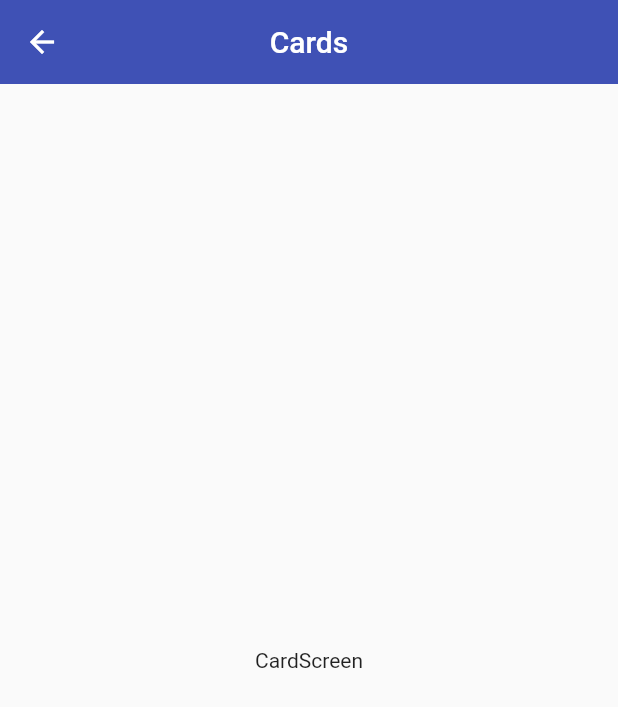
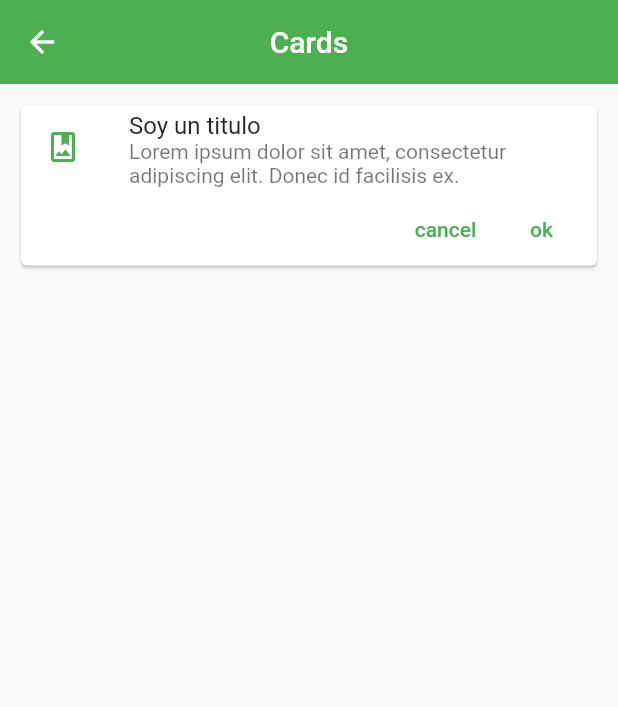
Before and after one commit to AlvaroBishop/widgets-display-Flutter, a Flutter app: the CardScreen screen opened by its route, on a phone screen of 412 x 824 dp. Shown: the top 707 px of the screen. Run offline on Flutter 3.47's test engine with Material 2 defaults, Android fonts, the phone set to English and light mode, and no system bars.

Commit message:
theme implemented

```diff
--- a/lib/main.dart
+++ b/lib/main.dart
@@ -1,5 +1,6 @@
 import 'package:flutter/material.dart';
 import 'package:widgets_showdown/router/app_routes.dart';
+import 'package:widgets_showdown/theme/app_theme.dart';
 
 void main() => runApp(const MyApp());
 
@@ -14,18 +15,7 @@ class MyApp extends StatelessWidget {
       initialRoute: AppRoutes.initialRoute,
       routes: AppRoutes.getAppRoutes(),
       onGenerateRoute: AppRoutes.onGenerateRoute,
-      theme: ThemeData.light().copyWith(
-        // Color primario
-        primaryColor: Colors.indigo,
-
-        // Color AppBar
-        appBarTheme: const AppBarTheme(
-          color: Colors.indigo,
-          centerTitle: true,
-          elevation: 0,
-        )
-
-      ),
+      theme: AppTheme.lightTheme,
     );
   }
 }
--- a/lib/screens/card_screen.dart
+++ b/lib/screens/card_screen.dart
@@ -1,4 +1,6 @@
 import 'package:flutter/material.dart';
+
+import '../widgets/widgets.dart';
 
 class CardScreen extends StatelessWidget {
   const CardScreen({Key? key}) : super(key: key);
@@ -6,10 +8,15 @@ class CardScreen extends StatelessWidget {
   @override
   Widget build(BuildContext context) {
     return Scaffold(
-      appBar: AppBar(title: Text('Cards')),
-      body: Center(
-        child: Text('CardScreen'),
-      ),
+      appBar: AppBar(
+        title: const Text('Cards')
+        ),
+      body: ListView(
+        padding: EdgeInsets.symmetric( horizontal: 10, vertical: 10),
+        children: [
+          CustomCardType1()
+        ],
+        )
     );
   }
 }
--- a/lib/screens/home_screen.dart
+++ b/lib/screens/home_screen.dart
@@ -1,6 +1,6 @@
 import 'package:flutter/material.dart';
 import 'package:widgets_showdown/router/app_routes.dart';
-import 'package:widgets_showdown/screens/screens.dart';
+import 'package:widgets_showdown/theme/app_theme.dart';
 
 class HomeScreen extends StatelessWidget {
   const HomeScreen({Key? key}) : super(key: key);
@@ -14,7 +14,7 @@ class HomeScreen extends StatelessWidget {
       ),
       body: ListView.separated(
         itemBuilder: ( context, index ) => ListTile(
-          leading:  Icon( menuOptions[index].icon ),
+          leading:  Icon( menuOptions[index].icon, color: AppTheme.primary, ),
           title:  Text( menuOptions[index].name ) ,
           onTap: () {
             // rutas con el Material Page Route
--- /dev/null
+++ b/lib/theme/app_theme.dart
@@ -0,0 +1,23 @@
+
+
+import 'package:flutter/material.dart';
+
+class AppTheme {
+  static const Color primary = Colors.green;
+
+  static final ThemeData lightTheme = ThemeData.light().copyWith(
+        // Color primario
+        primaryColor: Colors.indigo,
+
+        // Color AppBar
+        appBarTheme: const AppBarTheme(
+          color: primary,
+          centerTitle: true,
+          elevation: 0,
+        ),
+
+        textButtonTheme: TextButtonThemeData(style: TextButton.styleFrom(foregroundColor: primary)),
+
+
+      );
+}
--- /dev/null
+++ b/lib/widgets/custom_card_type_1.dart
@@ -0,0 +1,36 @@
+
+import 'package:flutter/material.dart';
+import '../theme/app_theme.dart';
+
+class CustomCardType1 extends StatelessWidget {
+  const CustomCardType1({
+    Key? key,
+  }) : super(key: key);
+
+  @override
+  Widget build(BuildContext context) {
+    return Card(
+      child: Column(
+        children: [
+          ListTile(
+            title: Text("Soy un titulo"),
+            subtitle: Text('Lorem ipsum dolor sit amet, consectetur adipiscing elit. Donec id facilisis ex.'),
+            leading: Icon( Icons.photo_album_outlined, color: AppTheme.primary,),
+          ),
+
+          Padding(
+            padding: const EdgeInsets.only(right: 5),
+            child: Row(
+              mainAxisAlignment: MainAxisAlignment.end,
+
+              children: [
+                TextButton(onPressed: () {}, child: const Text('cancel'),),
+                TextButton(onPressed: () {}, child: const Text('ok')),
+              ],
+            ),
+          ),
+        ],
+      ),
+    );
+  }
+}
--- /dev/null
+++ b/lib/widgets/widgets.dart
@@ -0,0 +1 @@
+export 'package:widgets_showdown/widgets/custom_card_type_1.dart';
```
